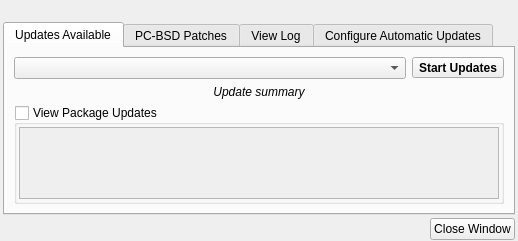
Before: the Qt Designer form src-qt5/pc-updategui/mainUI.ui in trueos/pcbsd, drawn with Qt 5.
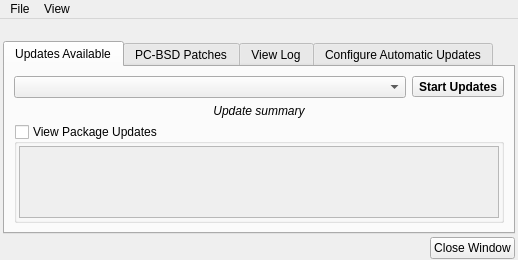
After: the same form once the commit is applied. Icons and pictures are not drawn.

```diff
--- a/src-qt5/pc-updategui/mainUI.ui
+++ b/src-qt5/pc-updategui/mainUI.ui
@@ -7,7 +7,7 @@
     <x>0</x>
     <y>0</y>
     <width>518</width>
-    <height>234</height>
+    <height>258</height>
    </rect>
   </property>
   <property name="windowTitle">
@@ -355,6 +355,50 @@
     </item>
    </layout>
   </widget>
+  <widget class="QMenuBar" name="menuBar">
+   <property name="geometry">
+    <rect>
+     <x>0</x>
+     <y>0</y>
+     <width>518</width>
+     <height>19</height>
+    </rect>
+   </property>
+   <widget class="QMenu" name="menuFile">
+    <property name="title">
+     <string>File</string>
+    </property>
+    <addaction name="actionExit"/>
+   </widget>
+   <widget class="QMenu" name="menuView">
+    <property name="title">
+     <string>View</string>
+    </property>
+    <addaction name="actionVulnerabilities"/>
+    <addaction name="actionBase_updates_history"/>
+   </widget>
+   <addaction name="menuFile"/>
+   <addaction name="menuView"/>
+  </widget>
+  <action name="actionExit">
+   <property name="icon">
+    <iconset resource="pc-updategui.qrc">
+     <normaloff>:/images/application-exit.png</normaloff>:/images/application-exit.png</iconset>
+   </property>
+   <property name="text">
+    <string>Exit</string>
+   </property>
+  </action>
+  <action name="actionVulnerabilities">
+   <property name="text">
+    <string>Vulnerabilities</string>
+   </property>
+  </action>
+  <action name="actionBase_updates_history">
+   <property name="text">
+    <string>Base updates history</string>
+   </property>
+  </action>
  </widget>
  <resources>
   <include location="pc-updategui.qrc"/>
```
